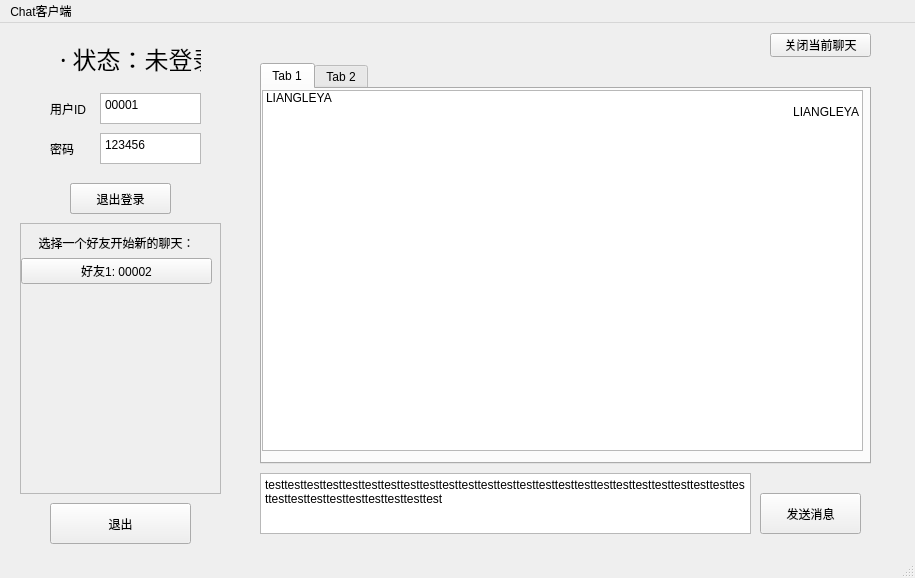
Above: main_window.ui from MDX-Tom/chat-client before the change. Below: the same form after it.
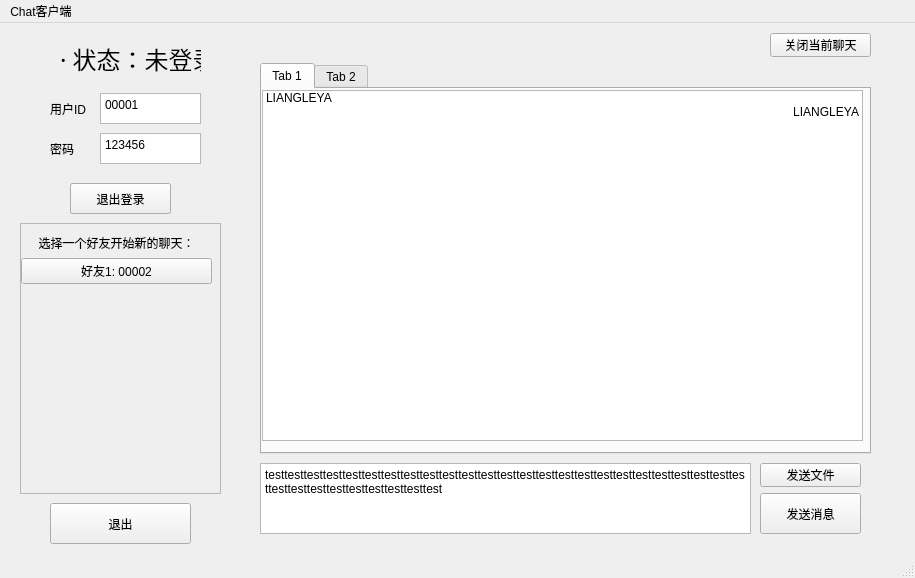
That is the form after the change.

What changed in the file:
```diff
--- a/main_window.ui
+++ b/main_window.ui
@@ -148,7 +148,7 @@
       <x>260</x>
       <y>40</y>
       <width>611</width>
-      <height>401</height>
+      <height>391</height>
      </rect>
     </property>
     <property name="currentIndex">
@@ -164,7 +164,7 @@
         <x>0</x>
         <y>1</y>
         <width>601</width>
-        <height>361</height>
+        <height>351</height>
        </rect>
       </property>
       <property name="flow">
@@ -277,9 +277,9 @@
     <property name="geometry">
      <rect>
       <x>260</x>
-      <y>450</y>
+      <y>440</y>
       <width>491</width>
-      <height>61</height>
+      <height>71</height>
      </rect>
     </property>
     <property name="plainText">
@@ -312,6 +312,19 @@
      <string>关闭当前聊天</string>
     </property>
    </widget>
+   <widget class="QPushButton" name="pushButton">
+    <property name="geometry">
+     <rect>
+      <x>760</x>
+      <y>440</y>
+      <width>101</width>
+      <height>24</height>
+     </rect>
+    </property>
+    <property name="text">
+     <string>发送文件</string>
+    </property>
+   </widget>
   </widget>
   <widget class="QMenuBar" name="menubar">
    <property name="geometry">
```
